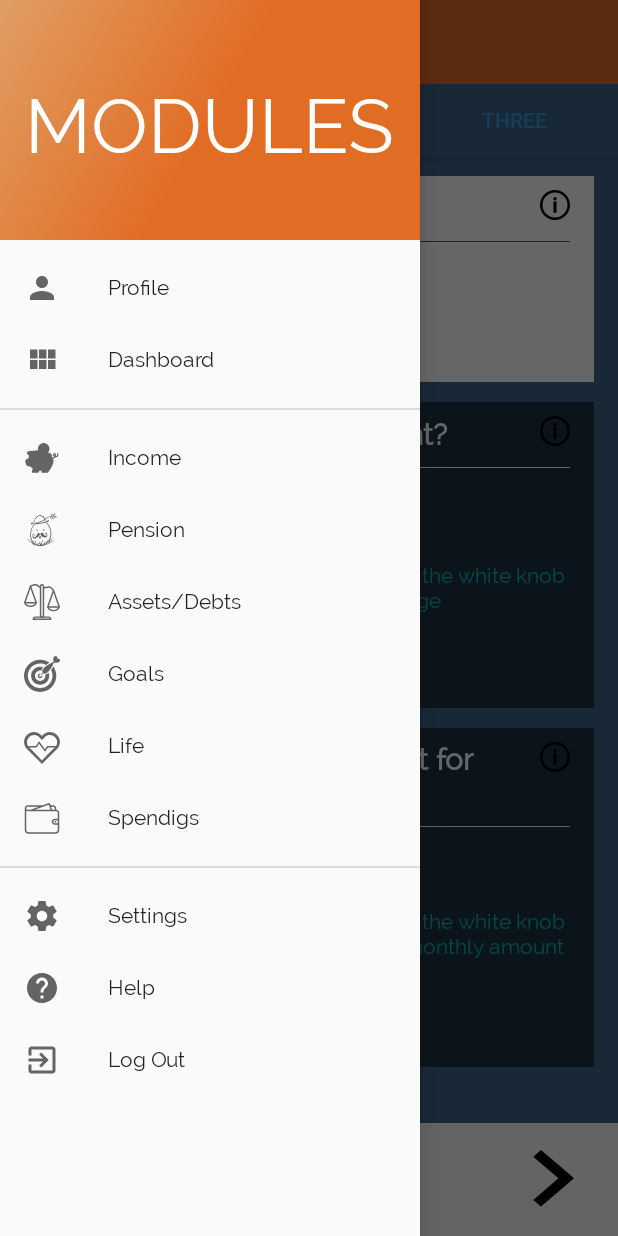
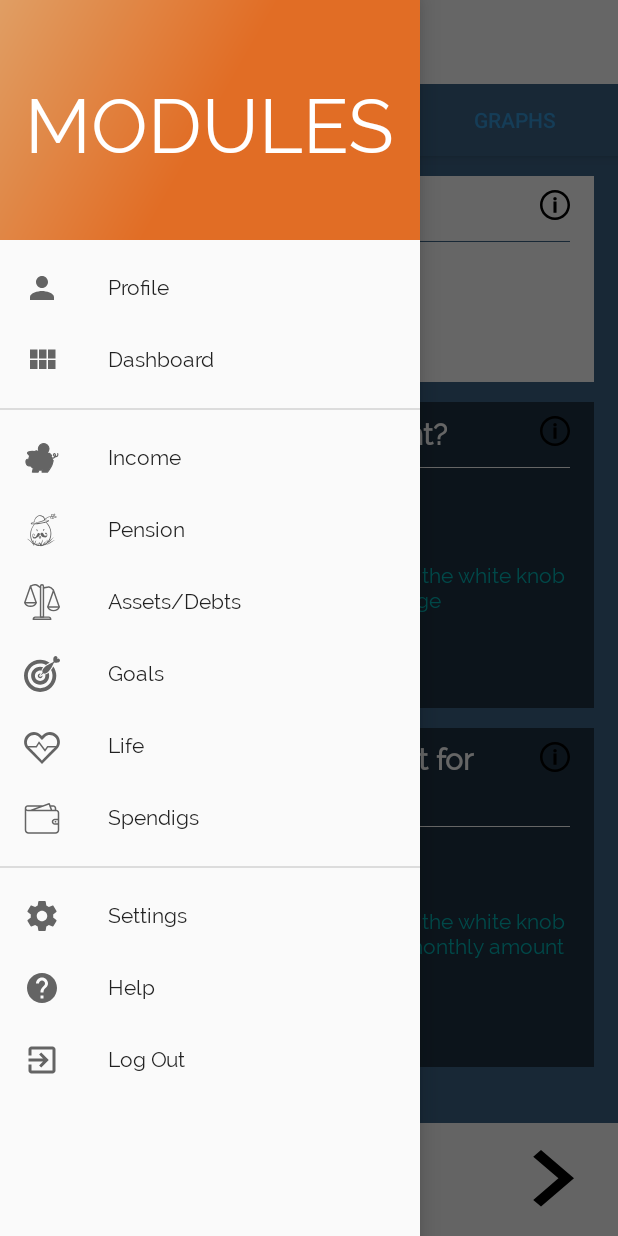
Before and after one commit to KalamaresFTW/mmp_mobile_app, an Android app: the PensionActivity screen opened directly, with no data from a screen before it, with the side drawer open, on a phone screen of 412 x 824 dp. Run offline under Robolectric (Android 15) with nearby library versions, the phone set to English and light mode, and no system bars; libraries missing offline, so code that uses them is left out: com.triggertrap.seekarc; plain views replace SeekArc; 4 statements that could not run were skipped.

Commit message:
Added hamburguer menu icon on income & pension slider menu and changend toolbar style

```diff
--- a/app/src/main/java/mmp/mymoneyplatform_mobile_app/activity/PensionActivity.java
+++ b/app/src/main/java/mmp/mymoneyplatform_mobile_app/activity/PensionActivity.java
@@ -58,9 +58,9 @@ public class PensionActivity extends AppCompatActivity
 
     private void setupViewPager(ViewPager viewPager) {
         ViewPagerAdapter adapter = new ViewPagerAdapter(getSupportFragmentManager());
-        adapter.addFragment(new PensionInputsFragment(), "ONE");
-        adapter.addFragment(new PensionGraphsFragment(), "TWO");
-        adapter.addFragment(new PensionSummaryFragment(), "THREE");
+        adapter.addFragment(new PensionInputsFragment(), "Inputs");
+        adapter.addFragment(new PensionSummaryFragment(), "Summary");
+        adapter.addFragment(new PensionGraphsFragment(), "Graphs");
         viewPager.setAdapter(adapter);
     }
 
--- /dev/null
+++ b/app/src/main/res/drawable/ic_menu_hamburguer.xml
@@ -0,0 +1,9 @@
+<vector xmlns:android="http://schemas.android.com/apk/res/android"
+        android:width="24dp"
+        android:height="24dp"
+        android:viewportWidth="24.0"
+        android:viewportHeight="24.0">
+    <path
+        android:fillColor="#FF000000"
+        android:pathData="M3,18h18v-2L3,16v2zM3,13h18v-2L3,11v2zM3,6v2h18L21,6L3,6z"/>
+</vector>
--- a/app/src/main/res/layout/activity_pension.xml
+++ b/app/src/main/res/layout/activity_pension.xml
@@ -29,8 +29,11 @@
                     android:id="@+id/toolbar"
                     android:layout_width="match_parent"
                     android:layout_height="?attr/actionBarSize"
-                    android:background="?attr/colorPrimary"
-                    app:popupTheme="@style/AppTheme.PopupOverlay" />
+                    android:background="@color/colorWhite"
+                    app:popupTheme="@style/AppTheme.PopupOverlay"
+                    app:navigationIcon="@drawable/ic_menu_hamburguer"
+                    app:subtitleTextColor="@color/colorOrange"
+                    app:titleTextColor="@color/colorOrange" />
 
                 <android.support.design.widget.TabLayout
                     android:id="@+id/tabs"
--- a/app/src/main/res/layout/app_bar_dashboard.xml
+++ b/app/src/main/res/layout/app_bar_dashboard.xml
@@ -17,6 +17,7 @@
             android:layout_width="match_parent"
             android:layout_height="?attr/actionBarSize"
             android:background="@color/colorWhite"
+            android:navigationIcon="@drawable/ic_menu_hamburguer"
             app:popupTheme="@style/AppTheme.PopupOverlay"
             app:subtitleTextColor="@color/colorOrange"
             app:titleTextColor="@color/colorOrange" />
--- a/app/src/main/res/layout/fragment_pension_inputs.xml
+++ b/app/src/main/res/layout/fragment_pension_inputs.xml
@@ -249,7 +249,7 @@
                         seekarc:arcColor="@color/colorPensionScreenSeekArcAmountBackground"
                         seekarc:arcWidth="5dp"
                         seekarc:max="300"
-                        seekarc:progress="50"
+                        seekarc:progress="0"
                         seekarc:progressColor="@color/colorPensionScreenSeekArcAmountProgress"
                         seekarc:rotation="180"
                         seekarc:startAngle="30"
--- a/app/src/main/res/values/colors.xml
+++ b/app/src/main/res/values/colors.xml
@@ -7,8 +7,9 @@
 
     <!-- MMP Colors -->
     <color name="colorBlack">#000000</color>
-    <color name="colorWhite">#FFFFFF</color>
+    <color name="colorWhite">#ffffff</color>
     <color name="colorOrange">#e16d25</color>
+    <color name="colorGrey">#cccccc</color>
     <color name="colorDarkOrange">#b9571a</color>
 
     <!-- Dashboard Colors -->
--- a/app/src/main/res/values/styles.xml
+++ b/app/src/main/res/values/styles.xml
@@ -5,7 +5,7 @@
         <!-- Customize your theme here. -->
         <item name="android:typeface">monospace</item>
         <item name="colorPrimary">@color/colorPrimary</item>
-        <item name="colorPrimaryDark">@color/colorPrimaryDark</item>
+        <item name="colorPrimaryDark">@color/colorGrey</item>
         <item name="colorAccent">@color/colorAccent</item>
         <item name="drawerArrowStyle">@style/DrawerArrowStyle</item>
     </style>
@@ -15,15 +15,21 @@
         <item name="windowNoTitle">true</item>
     </style>
 
-    <style name="AppTheme.ActionBar" parent="Theme.AppCompat.Light.DarkActionBar" />
+    <style name="AppTheme.ActionBar" parent="Theme.AppCompat.Light.DarkActionBar">
+        <item name="drawerArrowStyle">@style/DrawerArrowStyle</item>
+    </style>
 
-    <style name="AppTheme.AppBarOverlay" parent="ThemeOverlay.AppCompat.Dark.ActionBar" />
+    <style name="AppTheme.AppBarOverlay" parent="ThemeOverlay.AppCompat.Dark.ActionBar">
+        <item name="drawerArrowStyle">@style/DrawerArrowStyle</item>
+    </style>
 
-    <style name="AppTheme.PopupOverlay" parent="ThemeOverlay.AppCompat.Light" />
+    <style name="AppTheme.PopupOverlay" parent="ThemeOverlay.AppCompat.Light">
+        <item name="drawerArrowStyle">@style/DrawerArrowStyle</item>
+    </style>
 
     <style name="DrawerArrowStyle" parent="@style/Widget.AppCompat.DrawerArrowToggle">
         <item name="spinBars">true</item>
-        <item name="color">@color/colorOrange</item>
+        <item name="color">@color/colorBlack</item>
     </style>
 
 </resources>
```
Also changed, not shown: app/src/main/res/layout/activity_income.xml (+8 -4 lines).
